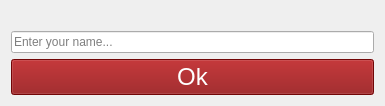
Dancon08/Questionnaire, file src/FinishedWindow.ui: the form before one commit.
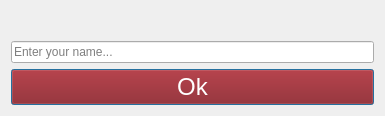
The form after the commit.

```diff
--- a/src/FinishedWindow.ui
+++ b/src/FinishedWindow.ui
@@ -7,7 +7,7 @@
     <x>0</x>
     <y>0</y>
     <width>385</width>
-    <height>100</height>
+    <height>116</height>
    </rect>
   </property>
   <property name="windowTitle">
@@ -48,7 +48,7 @@
    <item row="2" column="0" colspan="2">
     <widget class="QPushButton" name="btnSave_">
      <property name="enabled">
-      <bool>false</bool>
+      <bool>true</bool>
      </property>
      <property name="text">
       <string>Ok</string>
```
